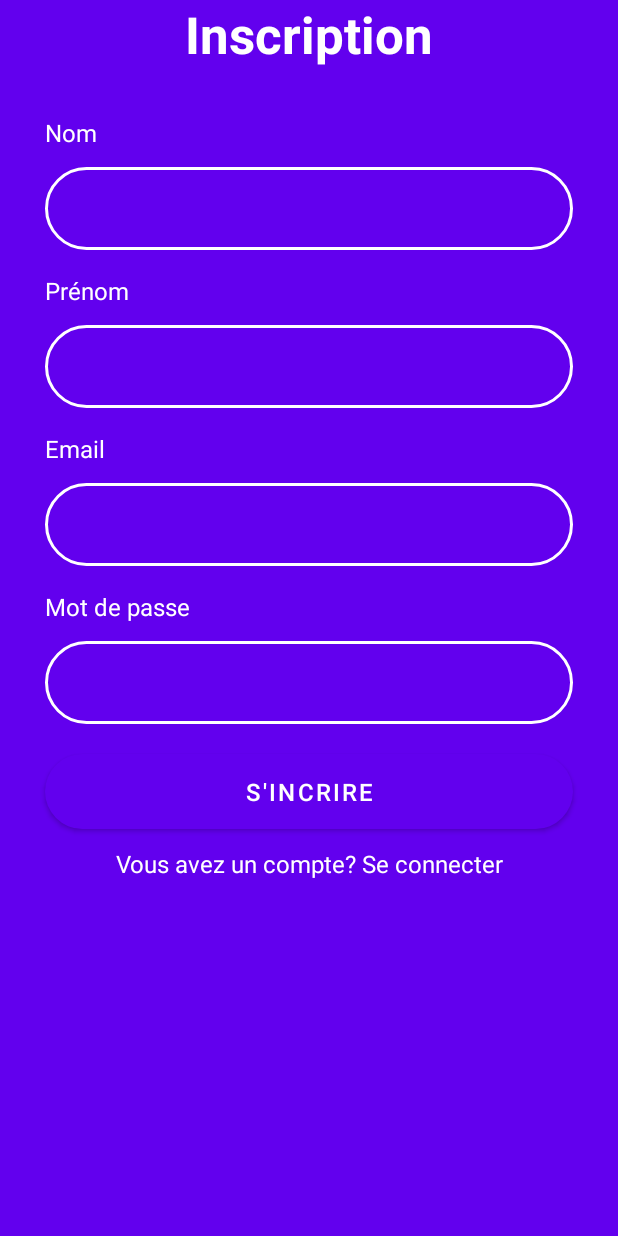
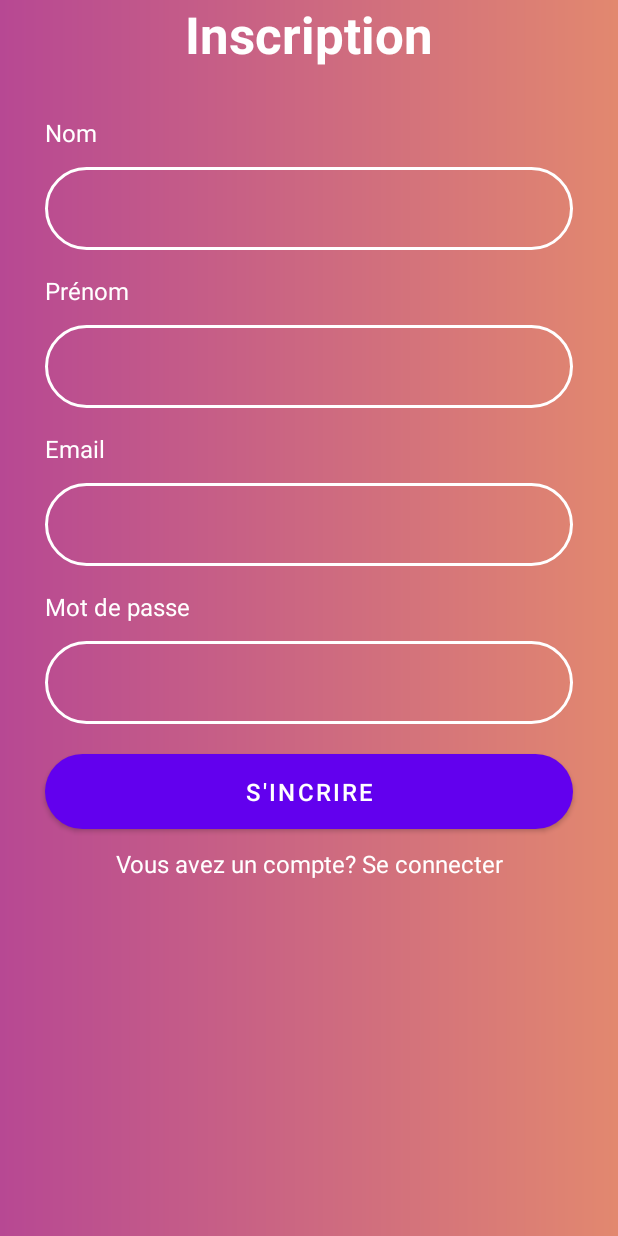
Before and after one commit to andrianoavy/m1p10android-vonjy-abraham-mobile, an Android app: the InscriptionActivity screen opened directly, with no data from a screen before it, on a phone screen of 412 x 824 dp. Run offline under Robolectric (Android 15) with nearby library versions, the phone set to English and light mode, and no system bars; network calls fail.

Commit message:
correction couleur

```diff
--- a/app/src/main/java/mg/itu/m1p10android/NotificationBroadcastReceiver.java
+++ b/app/src/main/java/mg/itu/m1p10android/NotificationBroadcastReceiver.java
@@ -11,7 +11,7 @@ public class NotificationBroadcastReceiver extends BroadcastReceiver {
     @Override
     public void onReceive(@NonNull Context context, Intent intent) {
         String title = "Madagascar tourisme";
-        String message = "VVous trouverez les sites touristiques proches de chez vous.";
+        String message = "Vous trouverez les sites touristiques proches de chez vous.";
         long durationInMillis = 180000; // Durée en millisecondes (1 minute dans cet exemple).
 
         LocalNotificationManager notificationManager = new LocalNotificationManager(context);
--- a/app/src/main/res/layout/activity_inscription.xml
+++ b/app/src/main/res/layout/activity_inscription.xml
@@ -4,7 +4,7 @@
     xmlns:tools="http://schemas.android.com/tools"
     android:layout_width="match_parent"
     android:layout_height="match_parent"
-    android:background="?attr/colorPrimary"
+    android:background="@drawable/bg_page"
     tools:context=".LoginActivity">
 
 
--- a/app/src/main/res/layout/activity_login.xml
+++ b/app/src/main/res/layout/activity_login.xml
@@ -4,7 +4,7 @@
     xmlns:tools="http://schemas.android.com/tools"
     android:layout_width="match_parent"
     android:layout_height="match_parent"
-    android:background="?attr/colorPrimary"
+    android:background="@drawable/bg_page"
     tools:context=".LoginActivity">
 
     <TextView
@@ -27,7 +27,6 @@
         android:layout_marginTop="12dp"
         android:fontFamily="sans-serif"
         android:text="Connexion"
-        android:background="?attr/colorPrimary"
         android:textAlignment="center"
         android:textColor="@color/white"
         android:textSize="34sp"
--- a/app/src/main/res/layout/app_bar_main.xml
+++ b/app/src/main/res/layout/app_bar_main.xml
@@ -16,7 +16,7 @@
             android:id="@+id/toolbar"
             android:layout_width="match_parent"
             android:layout_height="?attr/actionBarSize"
-            android:background="?attr/colorPrimary"
+            android:background="@drawable/bg_page"
             app:popupTheme="@style/Theme.M1P10ANDROID_VONJY_ABRAHAM.PopupOverlay" />
 
     </com.google.android.material.appbar.AppBarLayout>
--- a/app/src/main/res/layout/nav_header_main.xml
+++ b/app/src/main/res/layout/nav_header_main.xml
@@ -3,7 +3,7 @@
     xmlns:app="http://schemas.android.com/apk/res-auto"
     android:layout_width="match_parent"
     android:layout_height="@dimen/nav_header_height"
-    android:background="?attr/colorPrimary"
+    android:background="@drawable/bg_page"
     android:gravity="bottom"
     android:orientation="vertical"
     android:paddingLeft="@dimen/activity_horizontal_margin"
--- a/app/src/main/res/values/colors.xml
+++ b/app/src/main/res/values/colors.xml
@@ -1,8 +1,8 @@
 <?xml version="1.0" encoding="utf-8"?>
 <resources>
-    <color name="purple_200">#FFBB86FC</color>
+    <color name="purple_200">#86DBFC</color>
     <color name="purple_500">#FF6200EE</color>
-    <color name="purple_700">#FF3700B3</color>
+    <color name="purple_700"></color>
     <color name="teal_200">#FF03DAC5</color>
     <color name="teal_700">#FF018786</color>
     <color name="black">#FF000000</color>
```
